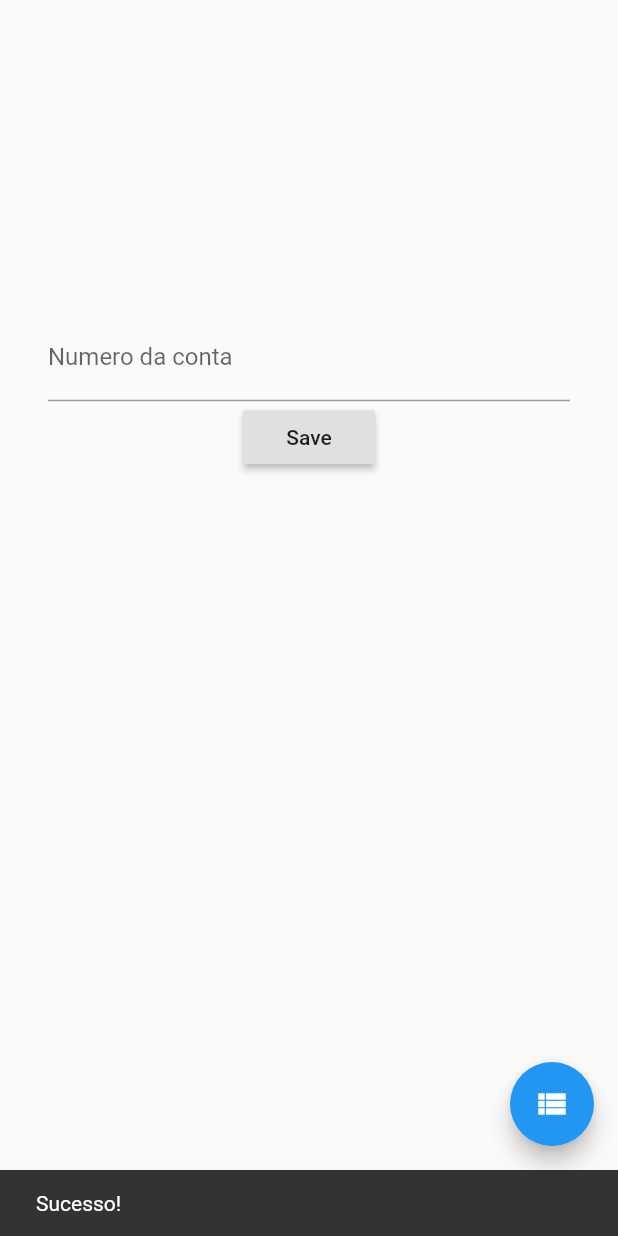
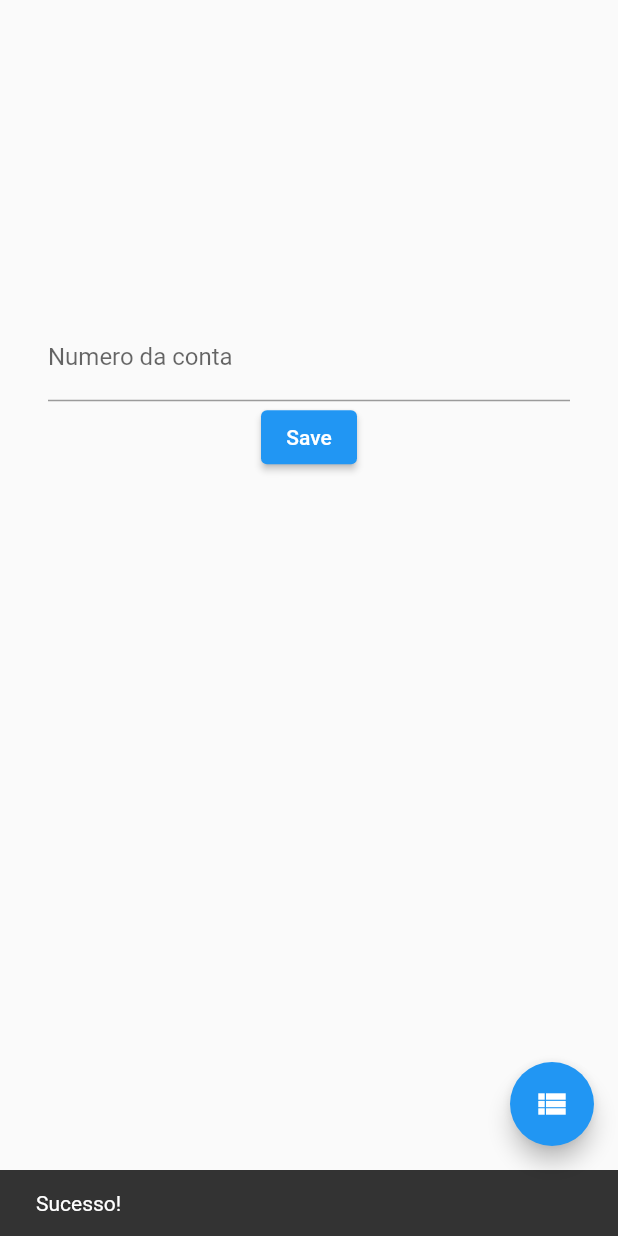
Before and after one commit to DeividWillyan/Flutter-CleanArchitecture, a Flutter app: the screen it shows after launch, after a tap on the "view list" icon, on a phone screen of 412 x 824 dp. Run offline on Flutter 3.47's test engine with Material 2 defaults, Android fonts, the phone set to English and light mode, and no system bars; our stand-ins replace dartz, equatable.

Commit message:
update to correct flutter analyze using flutter beta

```diff
--- a/lib/CleanArchtecture/layers/presenter/UI/bank_account_page.dart
+++ b/lib/CleanArchtecture/layers/presenter/UI/bank_account_page.dart
@@ -24,25 +24,21 @@ class _BankAccountPageState extends State<BankAccountPage> {
   bool showAccounts = false;
 
   _BankAccountPageState() {
-
     Mapper _mapper = BankAccoutMapper();
     BankAccountDatasource _persistance = BankAccountDatasourceImp();
     BankAccountRepository _repository = BankAccountRepositoryImp(_persistance, _mapper);
     BankAccountUseCase _useCase = BankAccountUseCaseImp(_repository);
     controller = BankAccountController(_useCase, _mapper);
-
   }
 
-  final _scaffoldKey = GlobalKey<ScaffoldState>();
   @override
   Widget build(BuildContext context) {
     return Scaffold(
-      key: _scaffoldKey,
       floatingActionButton: FloatingActionButton(
         onPressed: () {
           if (!showAccounts) {
-            controller.getAccounts().then((value) => _scaffoldKey.currentState
-                .showSnackBar(SnackBar(content: Text(value))));
+            controller.getAccounts().then((value) =>
+                ScaffoldMessenger.of(context).showSnackBar(SnackBar(content: Text(value))));
           }
           setState(() {
             showAccounts = !showAccounts;
@@ -57,14 +53,14 @@ class _BankAccountPageState extends State<BankAccountPage> {
           children: [
             TextField(
               decoration: InputDecoration(labelText: 'Numero da conta'),
-              onChanged: (val) => controller.dto =
-                  controller.dto.copyWith(accountNumber: int.parse(val)),
+              onChanged: (val) =>
+                  controller.dto = controller.dto.copyWith(accountNumber: int.parse(val)),
             ),
             Center(
-              child: RaisedButton(
+              child: ElevatedButton(
                 onPressed: () {
-                  controller.save().then((value) => _scaffoldKey.currentState
-                      .showSnackBar(SnackBar(content: Text(value))));
+                  controller.save().then((value) =>
+                      ScaffoldMessenger.of(context).showSnackBar(SnackBar(content: Text(value))));
                 },
                 child: Text('Save'),
               ),
```
Also changed, not shown: pubspec.lock.
